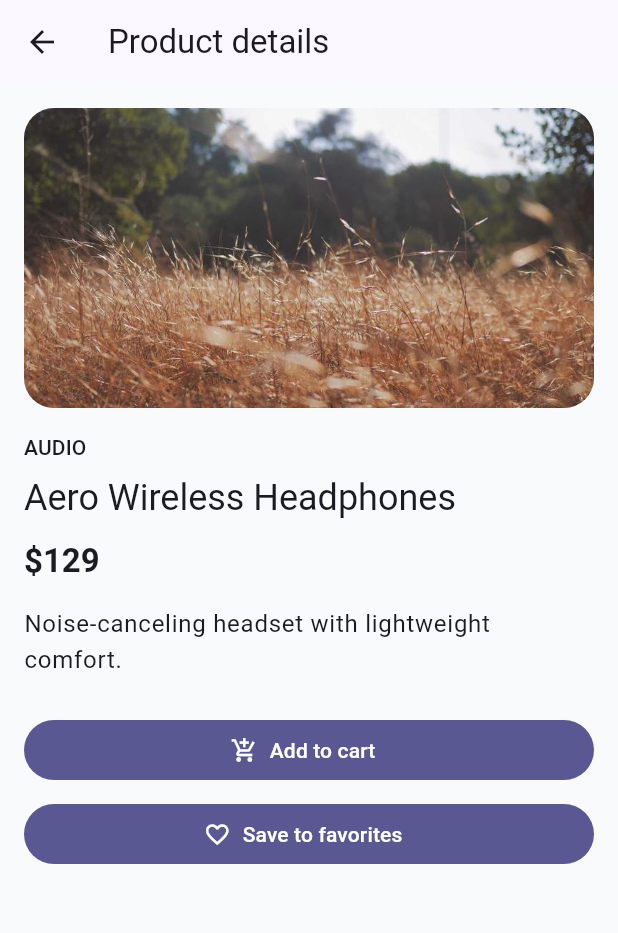
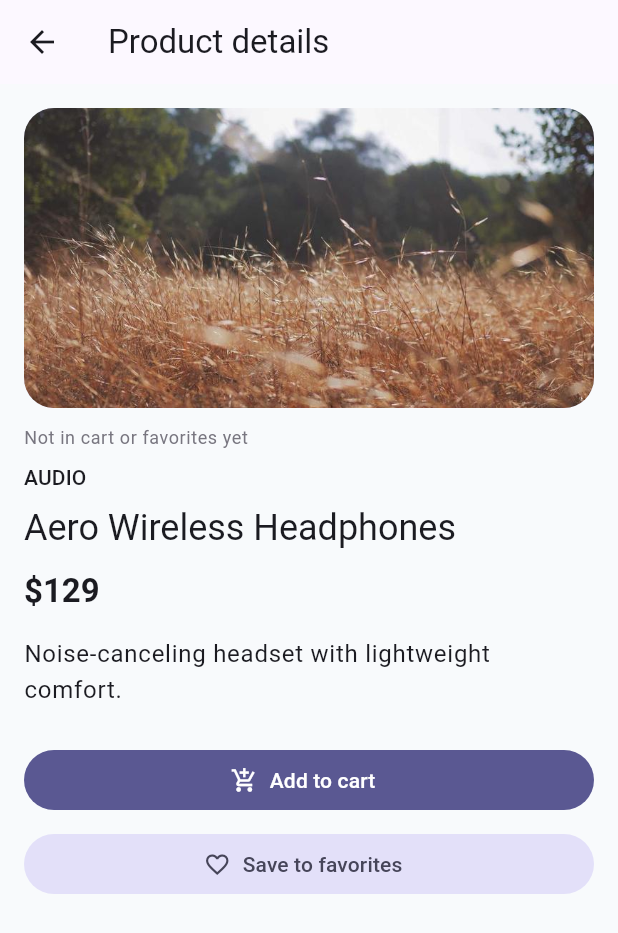
Before and after one commit to hao47363/booknest_flutter, a Flutter app: the ProductDetailsScreen screen opened directly with sample values from the repository, on a phone screen of 412 x 824 dp. Shown: the top 933 px of the screen. Run offline on Flutter 3.47's test engine with Material 3 defaults, Android fonts, the phone set to English and light mode, and no system bars; our stand-ins replace go_router, hive_flutter; accounts and stored records are empty.

Commit message:
feat(catalog): add snackbars and badges for cart and favorites state

```diff
--- a/lib/core/state/app_state.dart
+++ b/lib/core/state/app_state.dart
@@ -31,6 +31,10 @@ class AppState extends ChangeNotifier {
   bool get isLoggedIn => _isLoggedIn;
   bool get isOnboardingCompleted => _isOnboardingCompleted;
   bool get simulateApiErrors => _simulateApiErrors;
+
+  bool isFavorite(String productId) => _favoriteIds.contains(productId);
+
+  bool isInCart(String productId) => _cartIds.contains(productId);
   List<Product> get products => _products;
   List<MockOrder> get orders => _orders;
   AppUser? get currentUser => _currentUser;
--- a/lib/features/catalog/catalog_screen.dart
+++ b/lib/features/catalog/catalog_screen.dart
@@ -118,6 +118,8 @@ class _CatalogScreenState extends State<CatalogScreen> {
               final product = products[index];
               return ProductCard(
                 product: product,
+                isFavorite: appState.isFavorite(product.id),
+                isInCart: appState.isInCart(product.id),
                 onTap: () => context.pushNamed(
                   'product-details',
                   pathParameters: <String, String>{'productId': product.id},
--- a/lib/features/catalog/product_details_screen.dart
+++ b/lib/features/catalog/product_details_screen.dart
@@ -15,7 +15,9 @@ class ProductDetailsScreen extends StatelessWidget {
   @override
   Widget build(BuildContext context) {
     final appState = AppScope.of(context);
-    final bool isInCart = appState.cartProducts.any((Product item) => item.id == product.id);
+    final bool isInCart = appState.isInCart(product.id);
+    final bool isFavorite = appState.isFavorite(product.id);
+
     return Scaffold(
       appBar: AppBar(
         leading: context.canPop()
@@ -52,7 +54,39 @@ class ProductDetailsScreen extends StatelessWidget {
               ),
             ),
           ),
-          const SizedBox(height: 16),
+          const SizedBox(height: 12),
+          Wrap(
+            spacing: 8,
+            runSpacing: 8,
+            children: <Widget>[
+              if (isFavorite)
+                Chip(
+                  avatar: Icon(
+                    Icons.favorite,
+                    size: 18,
+                    color: Theme.of(context).colorScheme.error,
+                  ),
+                  label: const Text('In your favorites'),
+                ),
+              if (isInCart)
+                Chip(
+                  avatar: Icon(
+                    Icons.shopping_cart,
+                    size: 18,
+                    color: Theme.of(context).colorScheme.primary,
+                  ),
+                  label: const Text('In your cart'),
+                ),
+              if (!isFavorite && !isInCart)
+                Text(
+                  'Not in cart or favorites yet',
+                  style: Theme.of(context).textTheme.bodySmall?.copyWith(
+                        color: Theme.of(context).colorScheme.outline,
+                      ),
+                ),
+            ],
+          ),
+          const SizedBox(height: 8),
           Text(
             product.category.toUpperCase(),
             style: Theme.of(context).textTheme.labelLarge,
@@ -73,15 +107,44 @@ class ProductDetailsScreen extends StatelessWidget {
           Text(product.description, style: Theme.of(context).textTheme.bodyLarge),
           const SizedBox(height: 24),
           FilledButton.icon(
-            onPressed: () => appState.toggleCart(product.id),
+            onPressed: () async {
+              await appState.toggleCart(product.id);
+              if (!context.mounted) {
+                return;
+              }
+              final bool nowInCart = appState.isInCart(product.id);
+              ScaffoldMessenger.of(context).showSnackBar(
+                SnackBar(
+                  content: Text(nowInCart ? 'Added to cart' : 'Removed from cart'),
+                  behavior: SnackBarBehavior.floating,
+                  duration: const Duration(seconds: 2),
+                ),
+              );
+            },
             icon: Icon(isInCart ? Icons.remove_shopping_cart_outlined : Icons.add_shopping_cart),
             label: Text(isInCart ? 'Remove from cart' : 'Add to cart'),
           ),
           const SizedBox(height: 8),
-          FilledButton.icon(
-            onPressed: () => appState.toggleFavorite(product.id),
-            icon: const Icon(Icons.favorite_outline),
-            label: const Text('Save to favorites'),
+          FilledButton.tonalIcon(
+            onPressed: () async {
+              await appState.toggleFavorite(product.id);
+              if (!context.mounted) {
+                return;
+              }
+              final bool nowFavorite = appState.isFavorite(product.id);
+              ScaffoldMessenger.of(context).showSnackBar(
+                SnackBar(
+                  content: Text(nowFavorite ? 'Saved to favorites' : 'Removed from favorites'),
+                  behavior: SnackBarBehavior.floating,
+                  duration: const Duration(seconds: 2),
+                ),
+              );
+            },
+            icon: Icon(
+              isFavorite ? Icons.favorite : Icons.favorite_border,
+              color: isFavorite ? Theme.of(context).colorScheme.error : null,
+            ),
+            label: Text(isFavorite ? 'Remove from favorites' : 'Save to favorites'),
           ),
         ],
       ),
--- a/lib/features/favorites/favorites_screen.dart
+++ b/lib/features/favorites/favorites_screen.dart
@@ -28,6 +28,8 @@ class FavoritesScreen extends StatelessWidget {
                 final item = items[index];
                 return ProductCard(
                   product: item,
+                  isFavorite: true,
+                  isInCart: appState.isInCart(item.id),
                   onTap: () => context.pushNamed(
                     'product-details',
                     pathParameters: <String, String>{'productId': item.id},
```
Also changed, not shown: lib/shared/widgets/product_card.dart (+53 -1 lines).
